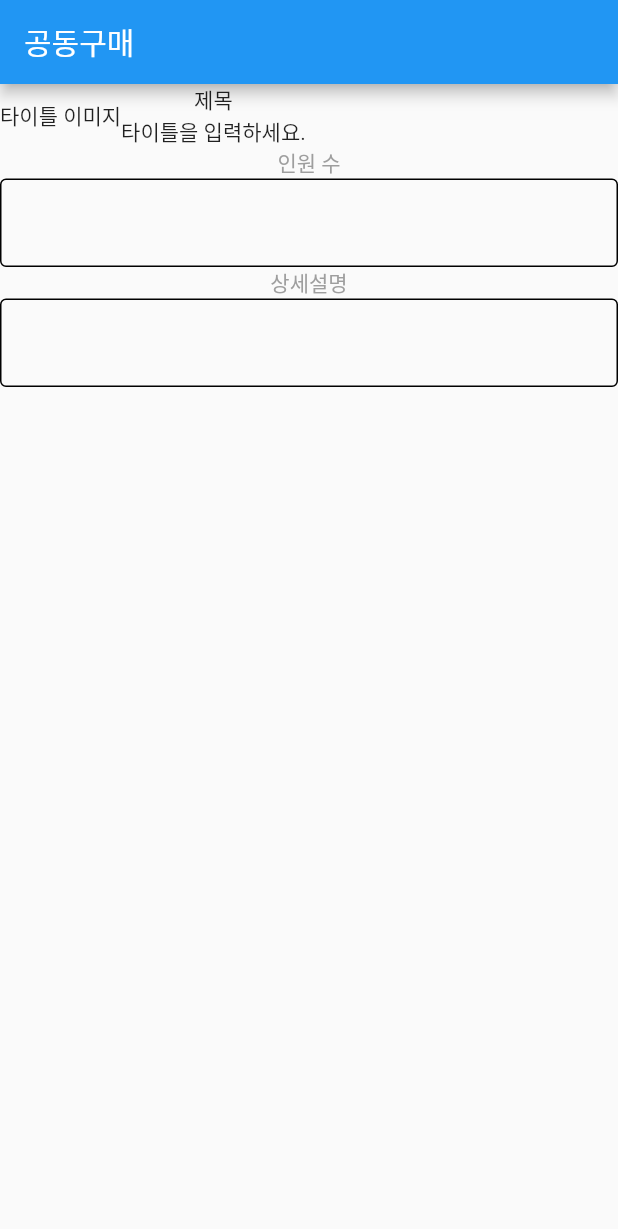
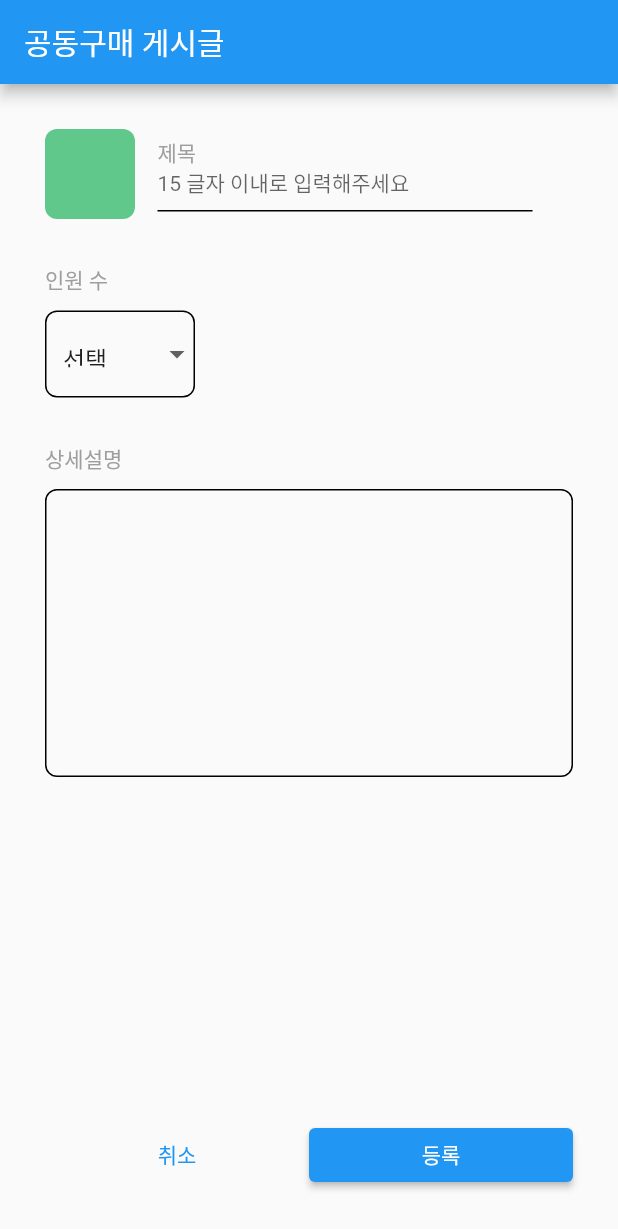
Before and after one commit to BrainStorm-sc21/BrainStorm-FE, a Flutter app: the GroupPurchasePage screen opened directly, on a phone screen of 412 x 824 dp. Shown: the top 1229 px of the screen. Run offline on Flutter 3.47's test engine with Material 2 defaults, Android fonts, the phone set to English and light mode, and no system bars; our stand-ins replace camera, firebase_auth, firebase_core, flutter_speed_dial, introduction_screen, logger and 3 more; missing offline and left inert: dart:ffi, kpostal, webview_flutter_android, webview_flutter_wkwebview; accounts and stored records are empty.

Commit message:
💄 Style 7.01_RegisterPages

```diff
--- a/lib/pages/deal/register/group_purchase_page.dart
+++ b/lib/pages/deal/register/group_purchase_page.dart
@@ -9,14 +9,28 @@ class GroupPurchasePage extends StatelessWidget {
     return Scaffold(
       appBar: AppBar(
         automaticallyImplyLeading: false,
-        title: const Text("공동구매"),
+        title: const Text("공동구매 게시글"),
       ),
-      body: Column(
-        children: const [
-          TitleInput(),
-          NumOfPeopleInput(),
-          DescriptionInput(),
-        ],
+      body: SizedBox(
+        child: Padding(
+          padding: const EdgeInsets.all(30),
+          child: Column(
+            crossAxisAlignment: CrossAxisAlignment.start,
+            children: const [
+              TitleInput(),
+              Padding(
+                padding: EdgeInsets.only(top: 30),
+                child: NumOfPeopleInput(),
+              ),
+              Padding(
+                padding: EdgeInsets.only(top: 30),
+                child: DescriptionInput(),
+              ),
+              Spacer(),
+              BottomButton(),
+            ],
+          ),
+        ),
       ),
     );
   }
--- a/lib/widgets/register_post/register_post_widget.dart
+++ b/lib/widgets/register_post/register_post_widget.dart
@@ -1,3 +1,4 @@
+import 'package:brainstorm_meokjang/utilities/Colors.dart';
 import 'package:flutter/material.dart';
 
 class TitleInput extends StatelessWidget {
@@ -8,12 +9,46 @@ class TitleInput extends StatelessWidget {
     return SizedBox(
       child: Row(
         children: [
-          const Text("타이틀 이미지"),
-          Column(
-            children: const [
-              Text("제목"),
-              Text("타이틀을 입력하세요."),
+          Container(
+            height: 60,
+            width: 60,
+            decoration: BoxDecoration(
+              color: ColorStyles.mainColor,
+              borderRadius: BorderRadius.circular(8),
+            ),
+          ),
+          Padding(
+            padding: const EdgeInsets.only(left: 15),
+            child: Column(
+              crossAxisAlignment: CrossAxisAlignment.start,
+              mainAxisAlignment: MainAxisAlignment.start,
+              children: [
+                const SizedBox(
+                  width: 30,
+                  height: 30,
+                  child: Text(
+                    "제목",
+                    style: TextStyle(color: Colors.grey),
+                  ),
+                ),
+                SizedBox(
+                  width: 250,
+                  height: 20,
+                  child: TextFormField(
+                    decoration: const InputDecoration(
+                      hintText: "15 글자 이내로 입력해주세요",
+                      hintStyle: TextStyle(fontSize: 14),
+                      enabledBorder: UnderlineInputBorder(
+                        borderSide: BorderSide(color: Colors.black),
+                      ),
+                      focusedBorder: UnderlineInputBorder(
+                        borderSide: BorderSide(color: Colors.black),
+                      ),
+                    ),
+                  ),
+                ),
               ],
+            ),
           ),
         ],
       ),
@@ -21,24 +56,44 @@ class TitleInput extends StatelessWidget {
   }
 }
 
-class ExpirationDateInput extends StatelessWidget {
+class ExpirationDateInput extends StatefulWidget {
   const ExpirationDateInput({super.key});
 
+  @override
+  State<ExpirationDateInput> createState() => _ExpirationDateInputState();
+}
+
+class _ExpirationDateInputState extends State<ExpirationDateInput> {
   @override
   Widget build(BuildContext context) {
     return SizedBox(
       child: Column(
+        crossAxisAlignment: CrossAxisAlignment.start,
         children: [
-          const Text(
+          const Padding(
+            padding: EdgeInsets.only(bottom: 10),
+            child: Text(
               "소비기한",
               style: TextStyle(
                 color: Colors.grey,
               ),
             ),
+          ),
+          // FoodExpireDate(
+          //     expireDate: DateTime.now(), setExpireDate: DateTime.now()),
           TextFormField(
-            decoration: const InputDecoration(
+            style: const TextStyle(fontSize: 14),
+            decoration: InputDecoration(
               enabledBorder: OutlineInputBorder(
-                borderSide: BorderSide(
+                borderRadius: BorderRadius.circular(8),
+                borderSide: const BorderSide(
+                  color: Colors.black,
+                  width: 1.0,
+                ),
+              ),
+              focusedBorder: OutlineInputBorder(
+                borderRadius: BorderRadius.circular(8),
+                borderSide: const BorderSide(
                   color: Colors.black,
                   width: 1.0,
                 ),
@@ -51,22 +106,95 @@ class ExpirationDateInput extends StatelessWidget {
   }
 }
 
-class NumOfPeopleInput extends StatelessWidget {
+class NumOfPeopleInput extends StatefulWidget {
   const NumOfPeopleInput({super.key});
+
+  @override
+  State<NumOfPeopleInput> createState() => _NumOfPeopleInputState();
+}
+
+class _NumOfPeopleInputState extends State<NumOfPeopleInput> {
+  final _values = ['선택', '2명', '3명', '4명', '5명', '6명', '7명', '8명', '9명', '10명'];
+  String _selectedValue = '선택';
+
+  @override
+  Widget build(BuildContext context) {
+    return Column(
+      crossAxisAlignment: CrossAxisAlignment.start,
+      children: [
+        const Padding(
+          padding: EdgeInsets.only(bottom: 10),
+          child: Text(
+            "인원 수",
+            style: TextStyle(color: Colors.grey),
+          ),
+        ),
+        SizedBox(
+          width: 100,
+          height: 58,
+          child: DropdownButtonFormField(
+            value: _selectedValue,
+            items: _values
+                .map((e) => DropdownMenuItem(
+                      value: e,
+                      child: Text(e),
+                    ))
+                .toList(),
+            onChanged: (value) {
+              setState(() {
+                _selectedValue = value!;
+              });
+            },
+            decoration: InputDecoration(
+              enabledBorder: OutlineInputBorder(
+                borderRadius: BorderRadius.circular(8),
+                borderSide: const BorderSide(
+                  color: Colors.black,
+                ),
+              ),
+              focusedBorder: OutlineInputBorder(
+                borderRadius: BorderRadius.circular(8),
+                borderSide: const BorderSide(
+                  color: Colors.black,
+                ),
+              ),
+            ),
+          ),
+        ),
+      ],
+    );
+  }
+}
+
+class DescriptionInput extends StatelessWidget {
+  const DescriptionInput({super.key});
 
   @override
   Widget build(BuildContext context) {
     return SizedBox(
       child: Column(
+        crossAxisAlignment: CrossAxisAlignment.start,
         children: [
-          const Text(
-            "인원 수",
+          const Padding(
+            padding: EdgeInsets.only(bottom: 10),
+            child: Text(
+              "상세설명",
               style: TextStyle(color: Colors.grey),
             ),
+          ),
           TextFormField(
-            decoration: const InputDecoration(
+            maxLines: 8,
+            decoration: InputDecoration(
               enabledBorder: OutlineInputBorder(
-                borderSide: BorderSide(
+                borderRadius: BorderRadius.circular(8),
+                borderSide: const BorderSide(
+                  color: Colors.black,
+                  width: 1.0,
+                ),
+              ),
+              focusedBorder: OutlineInputBorder(
+                borderRadius: BorderRadius.circular(8),
+                borderSide: const BorderSide(
                   color: Colors.black,
                   width: 1.0,
                 ),
@@ -79,30 +207,28 @@ class NumOfPeopleInput extends StatelessWidget {
   }
 }
 
-class DescriptionInput extends StatelessWidget {
-  const DescriptionInput({super.key});
+class BottomButton extends StatelessWidget {
+  const BottomButton({super.key});
 
   @override
   Widget build(BuildContext context) {
-    return SizedBox(
-      child: Column(
+    return Row(
       children: [
-          const Text(
-            "상세설명",
-            style: TextStyle(color: Colors.grey),
-          ),
-          TextFormField(
-            decoration: const InputDecoration(
-              enabledBorder: OutlineInputBorder(
-                borderSide: BorderSide(
-                  color: Colors.black,
-                  width: 1.0,
+        Expanded(
+          child: TextButton(
+            onPressed: () {
+              Navigator.pop(context);
+            },
+            child: const Text("취소"),
           ),
         ),
+        Expanded(
+          child: ElevatedButton(
+            onPressed: () {},
+            child: const Text("등록"),
           ),
         ),
       ],
-      ),
     );
   }
 }
--- a/pubspec.yaml
+++ b/pubspec.yaml
@@ -57,6 +57,7 @@ dependencies:
   logger: ^1.3.0
   intl: ^0.17.0
   flutter_screenutil: ^5.7.0
+  flutter_web_auth: ^0.5.0
 
 dependency_overrides:
   intl: ^0.18.0
```
Also changed, not shown: lib/pages/deal/deal_page.dart (+11 -0 lines), lib/pages/deal/register/exchange_page.dart (+20 -7 lines), lib/pages/deal/register/sharing_page.dart (+20 -7 lines), pubspec.lock, 1 other file. Lines whose indentation alone changed are shown as unchanged.
